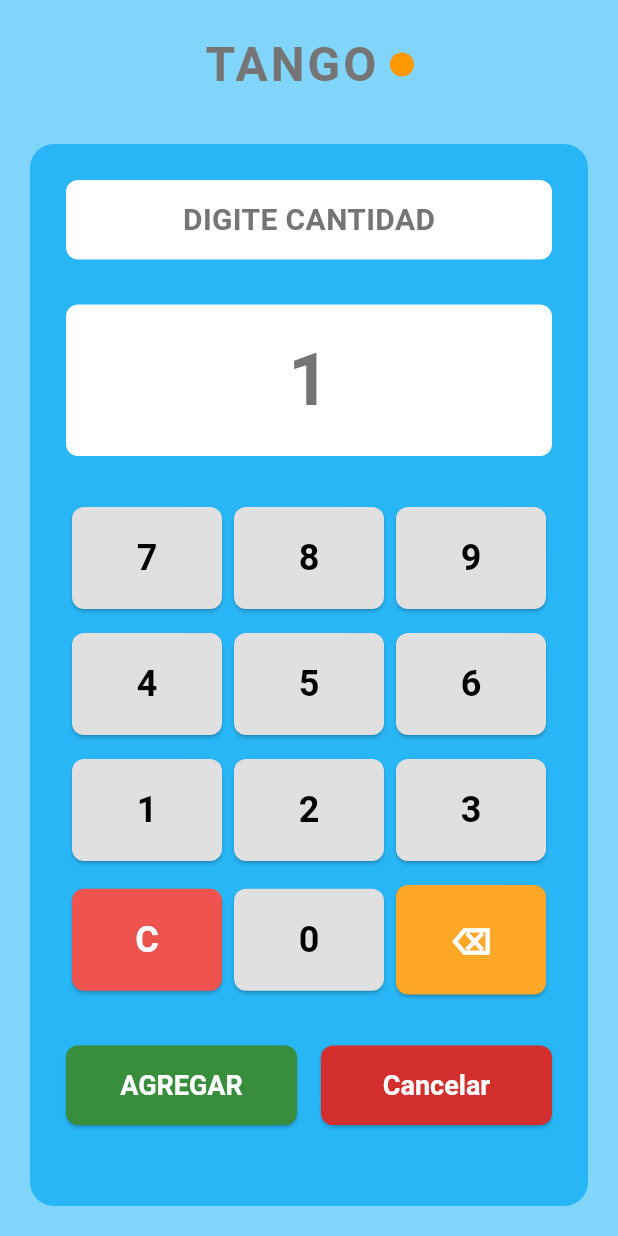
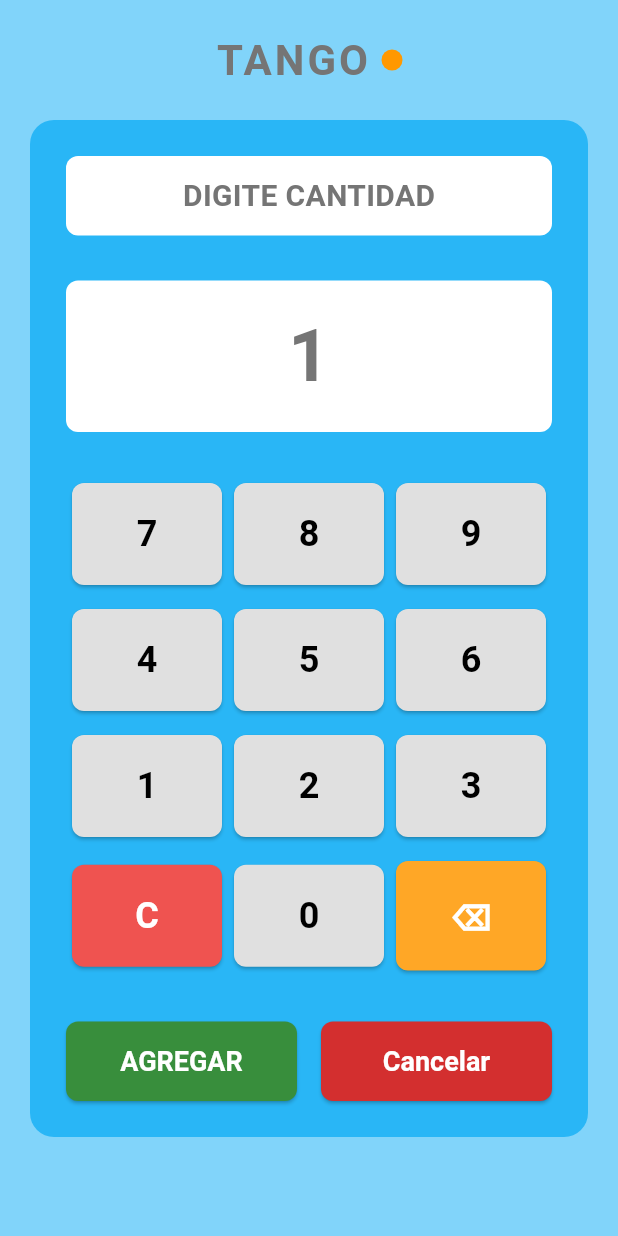
Before and after one commit to Deepakuklan/restaurant_demo, a Flutter app: the QuantityScreen screen opened by its route, on a phone screen of 412 x 824 dp. Run offline on Flutter 3.47's test engine with Material 3 defaults, Android fonts, the phone set to English and light mode, and no system bars; our stand-ins replace dartz, dio, equatable, flutter_screenutil, get, shared_preferences and 1 more; accounts and stored records are empty.

Commit message:
feat: add sample tables for all restaurant sections and improve quantity screen layout

```diff
--- a/lib/features/quantity/screen/quantity_screen.dart
+++ b/lib/features/quantity/screen/quantity_screen.dart
@@ -12,7 +12,7 @@ class QuantityScreen extends GetView<QuantityController> {
     return Scaffold(
       backgroundColor: Colors.lightBlue[200],
       body: SafeArea(
-        child: Padding(
+        child: SingleChildScrollView(
           padding: const EdgeInsets.all(20.0),
           child: Column(
             children: [
@@ -22,16 +22,16 @@ class QuantityScreen extends GetView<QuantityController> {
                 children: [
                   Text(
                     AppStrings.appName.tr,
-                    style: TextStyle(
-                      fontSize: 32,
+                    style: const TextStyle(
+                      fontSize: 28,
                       fontWeight: FontWeight.bold,
                       letterSpacing: 2,
                     ),
                   ),
                   const SizedBox(width: 8),
                   Container(
-                    width: 16,
-                    height: 16,
+                    width: 14,
+                    height: 14,
                     decoration: const BoxDecoration(
                       color: Colors.orange,
                       shape: BoxShape.circle,
@@ -39,11 +39,10 @@ class QuantityScreen extends GetView<QuantityController> {
                   ),
                 ],
               ),
-              const SizedBox(height: 30),
+              const SizedBox(height: 20),
 
               // Main card
-              Expanded(
-                child: Container(
+              Container(
                   width: double.infinity,
                   constraints: const BoxConstraints(maxWidth: 400),
                   padding: const EdgeInsets.all(24),
@@ -157,7 +156,7 @@ class QuantityScreen extends GetView<QuantityController> {
                     ],
                   ),
                 ),
-              ),
+              const SizedBox(height: 20),
             ],
           ),
         ),
```
Also changed, not shown: lib/core/data/services/sqlite_database_service.dart (+42 -1 lines).
